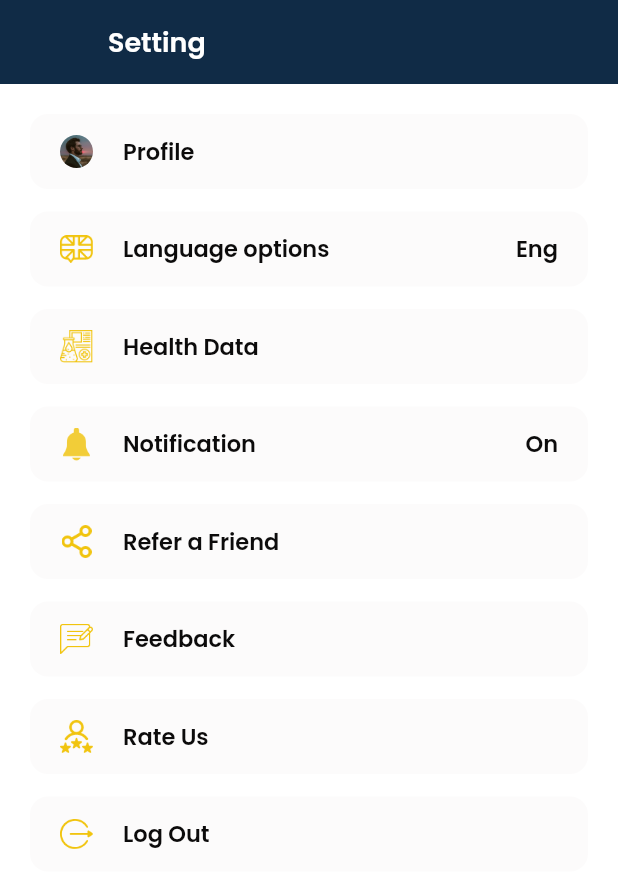
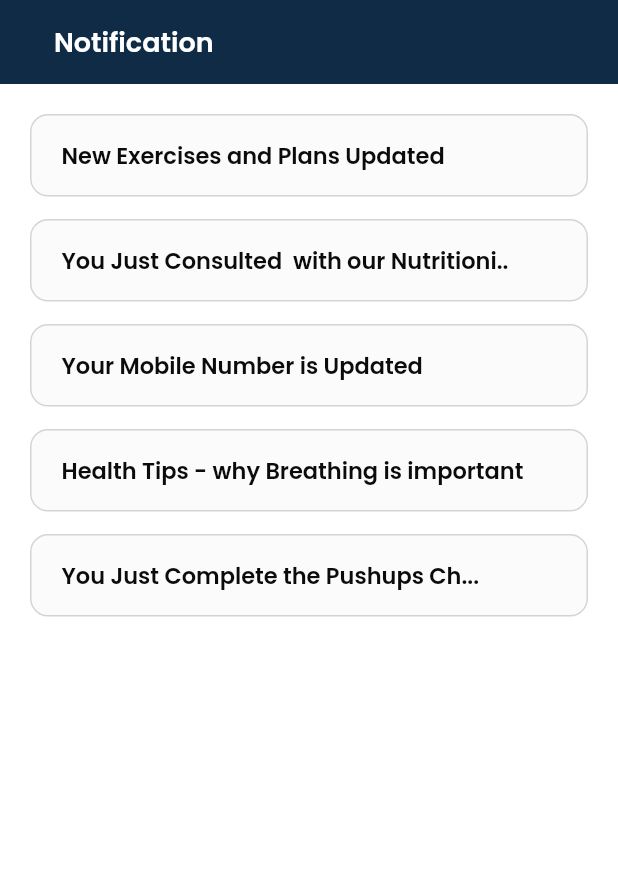
Before and after one commit to kasun751/healtho_gym_fitness_flutter, a Flutter app: the SettingScreen screen opened directly, after a tap on "Notification", on a phone screen of 412 x 824 dp. Shown: the top 888 px of the screen. Run offline on Flutter 3.47's test engine with Material 3 defaults, Android fonts, the phone set to English and light mode, and no system bars; missing offline and left inert: otp_text_field_v2, otp_timer_button.

Commit message:
reminder & notification

```diff
--- /dev/null
+++ b/lib/screen/home/notification/notification_row.dart
@@ -0,0 +1,33 @@
+import 'package:flutter/material.dart';
+import 'package:healtho_gym/common/color_extension.dart';
+
+class NotificationRow extends StatelessWidget {
+  final String title;
+  final VoidCallback onPressed;
+
+  const NotificationRow(
+      {super.key, required this.title, required this.onPressed});
+
+  @override
+  Widget build(BuildContext context) {
+    return InkWell(
+      borderRadius: BorderRadius.circular(12),
+      onTap: onPressed,
+      child: Container(
+        padding: const EdgeInsets.symmetric(horizontal: 20, vertical: 15),
+        decoration: BoxDecoration(
+            color: TColor.txtBG,
+            borderRadius: BorderRadius.circular(12),
+            border: Border.all(color: TColor.board, width: 1)),
+        child: Text(
+          title,
+          style: TextStyle(
+            color: TColor.primaryText,
+            fontSize: 15,
+            fontWeight: FontWeight.w600,
+          ),
+        ),
+      ),
+    );
+  }
+}
--- /dev/null
+++ b/lib/screen/home/notification/notification_screen.dart
@@ -0,0 +1,50 @@
+import 'package:flutter/material.dart';
+import 'package:healtho_gym/common/color_extension.dart';
+import 'package:healtho_gym/screen/home/notification/notification_row.dart';
+
+class NotificationScreen extends StatefulWidget {
+  const NotificationScreen({super.key});
+
+  @override
+  State<NotificationScreen> createState() => _NotificationScreenState();
+}
+
+class _NotificationScreenState extends State<NotificationScreen> {
+
+  List notificationArr = [
+      "New Exercises and Plans Updated",
+      "You Just Consulted  with our Nutritioni..",
+      "Your Mobile Number is Updated",
+      "Health Tips - why Breathing is important",
+      "You Just Complete the Pushups Ch...",
+
+  ];
+
+  @override
+  Widget build(BuildContext context) {
+    return Scaffold(
+      appBar: AppBar(
+        backgroundColor: TColor.secondary,
+        centerTitle: false,
+        leading: Container(),
+        leadingWidth: 20,
+        title: const Text(
+          "Notification",
+          style: TextStyle(
+            color: Colors.white,
+            fontSize: 18,
+            fontWeight: FontWeight.w600,
+          ),
+        ),
+      ),
+      body: ListView.separated(
+        padding: const EdgeInsets.symmetric(horizontal: 20, vertical: 20),
+        itemBuilder: (context, index) {
+
+        return NotificationRow(title: notificationArr[index], onPressed: (){
+
+        });
+      }, separatorBuilder: (context, index) => const SizedBox(height: 15,) , itemCount: notificationArr.length),
+    );
+  }
+}
--- a/lib/screen/home/setting/setting_screen.dart
+++ b/lib/screen/home/setting/setting_screen.dart
@@ -1,5 +1,7 @@
 import 'package:flutter/material.dart';
 import 'package:healtho_gym/common/color_extension.dart';
+import 'package:healtho_gym/screen/home/notification/notification_screen.dart';
+import 'package:healtho_gym/screen/home/reminder/reminder_screen.dart';
 import 'package:healtho_gym/screen/home/setting/profile_screen.dart';
 import 'package:healtho_gym/screen/home/setting/setting_row.dart';
 
@@ -51,7 +53,9 @@ class _SettingScreenState extends State<SettingScreen> {
               title: "Notification",
               icon: "assets/img/notification.png",
               value: "On",
-              onPressed: () {}),
+              onPressed: () {
+                context.push(const NotificationScreen());
+              }),
           SettingRow(
               title: "Refer a Friend",
               icon: "assets/img/share.png",
@@ -68,6 +72,13 @@ class _SettingScreenState extends State<SettingScreen> {
               value: "",
               onPressed: () {}),
           SettingRow(
+              title: "Reminder",
+              icon: "assets/img/rating.png",
+              value: "",
+              onPressed: () {
+                context.push(const ReminderScreen());
+              }),
+          SettingRow(
               title: "Log Out",
               icon: "assets/img/logout.png",
               value: "",
```
Also changed, not shown: lib/screen/home/reminder/reminder_row.dart (added, +91 -0 lines), lib/screen/home/reminder/reminder_screen.dart (added, +53 -0 lines), assets/img/add_big.png (added), assets/img/delete.png (added).
